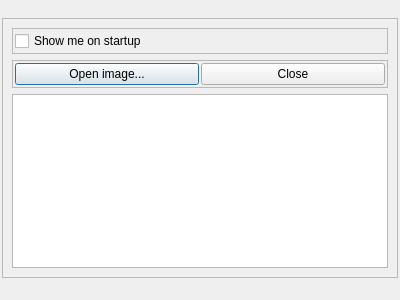
This is forms/start.ui in isis-group/vast as Qt 5 draws it before an edit. The edited form follows.
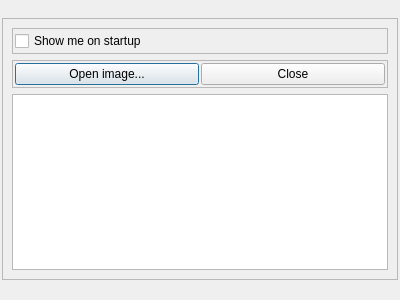
This is the edited form.

The edit to the form file:
```diff
--- a/forms/start.ui
+++ b/forms/start.ui
@@ -128,7 +128,8 @@
     <widget class="QLabel" name="statusLabel">
      <property name="font">
       <font>
-       <pointsize>12</pointsize>
+       <family>Bitstream Charter</family>
+       <pointsize>10</pointsize>
        <weight>75</weight>
        <bold>true</bold>
       </font>
```
